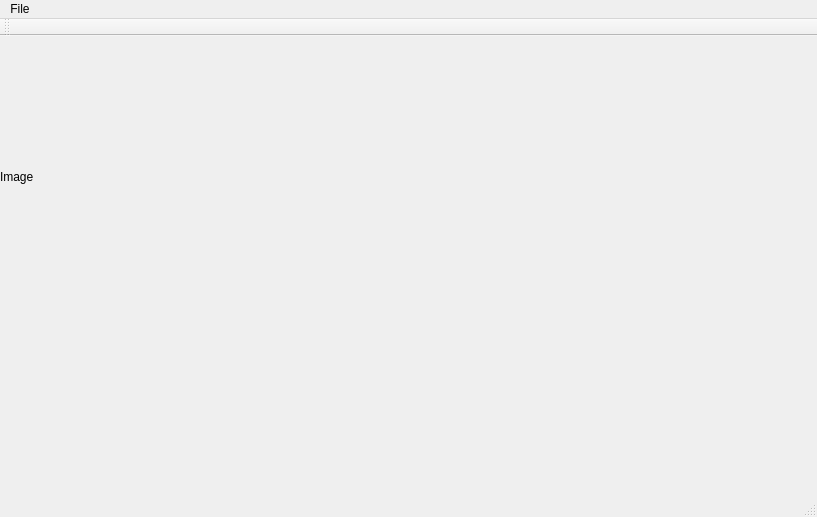
stevesloan/BRAW-Player, file mainwindow.ui: the form before one commit.
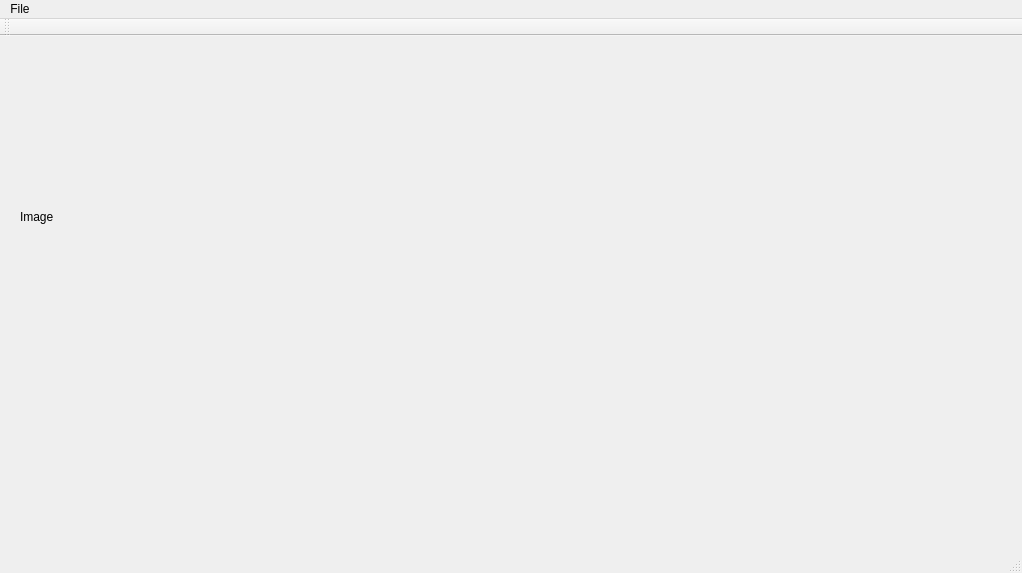
The form after the commit.

Patch:
```diff
--- a/mainwindow.ui
+++ b/mainwindow.ui
@@ -6,8 +6,8 @@
    <rect>
     <x>0</x>
     <y>0</y>
-    <width>817</width>
-    <height>517</height>
+    <width>1022</width>
+    <height>573</height>
    </rect>
   </property>
   <property name="windowTitle">
@@ -17,10 +17,10 @@
    <widget class="QLabel" name="image_label">
     <property name="geometry">
      <rect>
-      <x>0</x>
-      <y>-10</y>
-      <width>471</width>
-      <height>301</height>
+      <x>20</x>
+      <y>20</y>
+      <width>511</width>
+      <height>321</height>
      </rect>
     </property>
     <property name="sizePolicy">
@@ -42,7 +42,7 @@
     <rect>
      <x>0</x>
      <y>0</y>
-     <width>817</width>
+     <width>1022</width>
      <height>27</height>
     </rect>
    </property>
```
